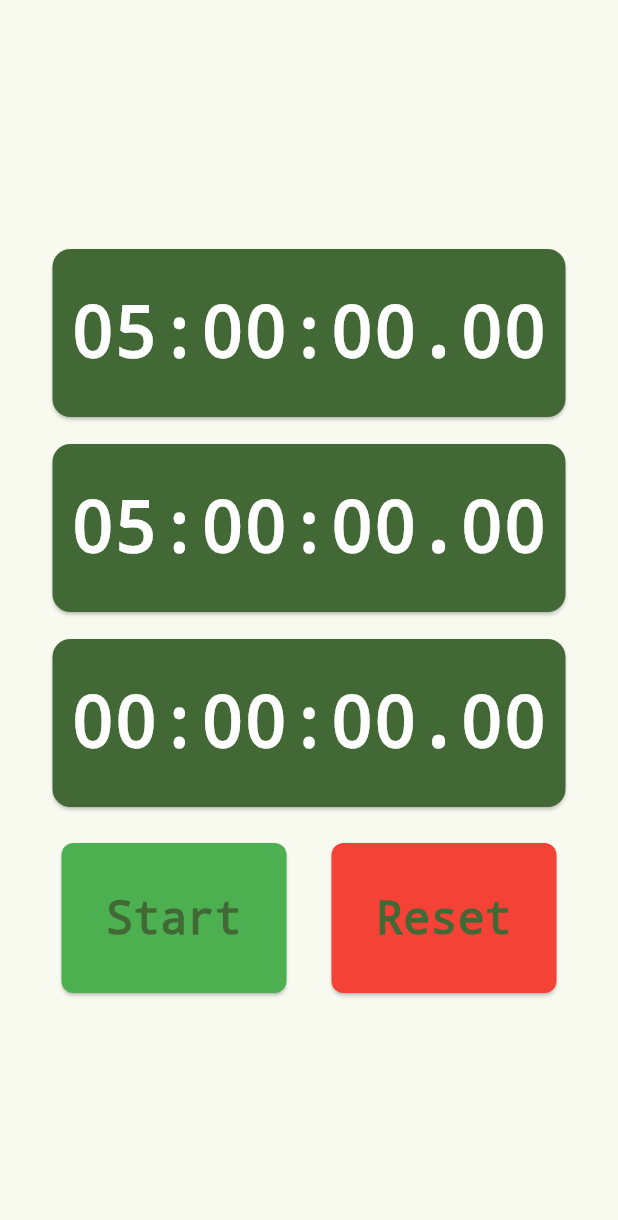
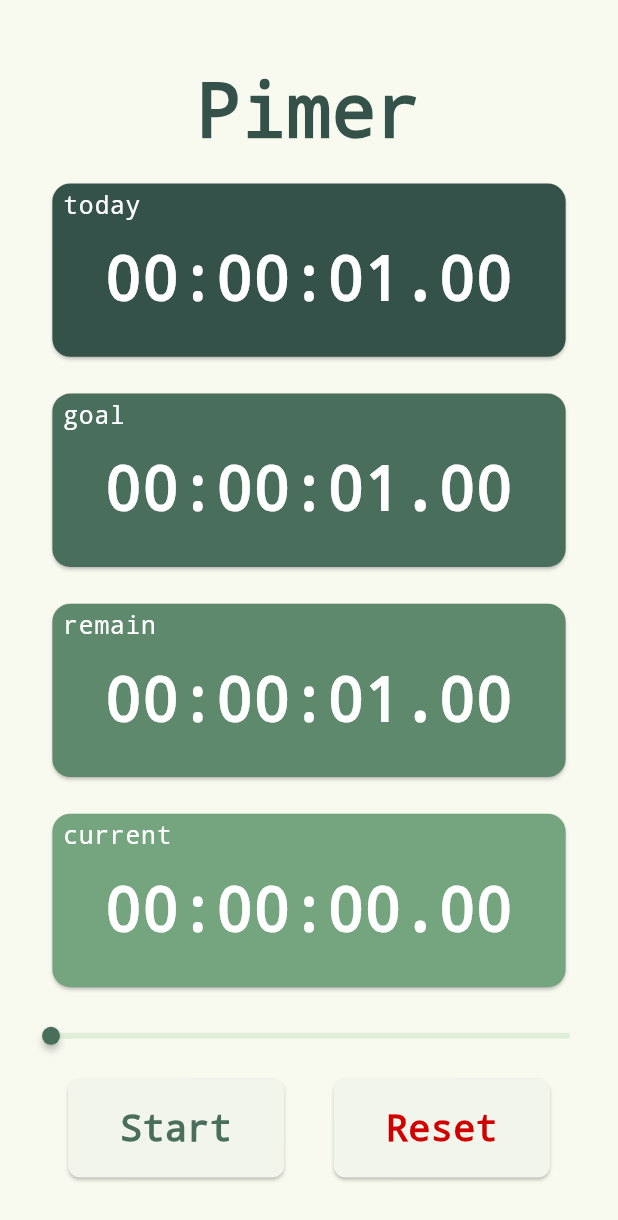
Before and after one commit to stuuupidcat/Pimer, a Flutter app: the screen it shows after launch, after a tap on "Start", after a tap on "Reset", on a phone screen of 412 x 824 dp. Shown: the top 1220 px of the screen. Run offline on Flutter 3.47's test engine with Material 3 defaults, Android fonts, the phone set to English and light mode, and no system bars; our stand-ins replace shared_preferences; missing offline and left inert: flutter_fireworks.

Commit message:
initial version of Pimer

```diff
--- a/lib/main.dart
+++ b/lib/main.dart
@@ -1,7 +1,9 @@
 import 'package:flutter/material.dart';
+import 'package:pimer/widgets/time_slider.dart';
 import 'package:provider/provider.dart';
 import 'providers/timer_state.dart';
 import 'screens/home_screen.dart';
+import 'screens/splash_screen.dart';
 
 void main() {
   runApp(const Pimer());
@@ -10,12 +12,13 @@ void main() {
 class Pimer extends StatelessWidget {
   const Pimer({super.key});
 
-  static const title = 'Pimer App';
+  static const title = 'Pimer';
+  static const MinTimeUnit minTimeUnit = MinTimeUnit.second;
 
   @override
   Widget build(BuildContext context) {
     return ChangeNotifierProvider(
-      create: (context) => PimerAppState(),
+      create: (context) => PimerAppState(minTimeUnit: minTimeUnit),
       child: MaterialApp(
         title: title,
         theme: ThemeData(
@@ -23,7 +26,9 @@ class Pimer extends StatelessWidget {
           colorScheme: ColorScheme.fromSeed(
               seedColor: const Color.fromARGB(255, 56, 184, 28)),
         ),
-        home: const HomeScreen(),
+        home: SplashScreen(
+          child: const HomeScreen(),
+        ),
       ),
     );
   }
--- a/lib/providers/timer_state.dart
+++ b/lib/providers/timer_state.dart
@@ -1,19 +1,60 @@
 import 'package:flutter/material.dart';
 import 'dart:async';
+import 'package:shared_preferences/shared_preferences.dart';
+
+import 'package:pimer/widgets/time_slider.dart';
 
 class PimerAppState extends ChangeNotifier {
+  MinTimeUnit minTimeUnit;
+  late int _targetMilliseconds;
+  static const String _totalTimeKey = 'total_time';
+  int _totalTime = 0;
+
+  Timer? _timer;
+  VoidCallback? _onTimerComplete;
+
   int _milliseconds = 0;
   bool _isRunning = false;
-  Timer? _timer;
 
   int get milliseconds => _milliseconds;
   bool get isRunning => _isRunning;
+  int get targetMilliseconds => _targetMilliseconds;
+  int get totalTime => _totalTime;
+
+  PimerAppState({required this.minTimeUnit}) {
+    _targetMilliseconds = getMilliseconds(minTimeUnit);
+    _loadTotalTime();
+  }
+
+  Future<void> _loadTotalTime() async {
+    final prefs = await SharedPreferences.getInstance();
+    _totalTime = prefs.getInt(_totalTimeKey) ?? 0;
+    notifyListeners();
+  }
+
+  Future<void> _saveTotalTime() async {
+    final prefs = await SharedPreferences.getInstance();
+    await prefs.setInt(_totalTimeKey, _totalTime);
+  }
+
+  void setOnTimerComplete(VoidCallback callback) {
+    _onTimerComplete = callback;
+  }
+
+  void setTargetTime(MinTimeUnit minTimeUnit, int value) {
+    _targetMilliseconds = getMilliseconds(minTimeUnit) * value;
+    notifyListeners();
+  }
 
   void startTimer() {
     if (!_isRunning) {
       _isRunning = true;
       _timer = Timer.periodic(const Duration(milliseconds: 10), (timer) {
         _milliseconds += 10;
+        if (_milliseconds >= _targetMilliseconds) {
+          _onTimerComplete?.call();
+          pauseTimer();
+        }
         notifyListeners();
       });
       notifyListeners();
@@ -24,15 +65,27 @@ class PimerAppState extends ChangeNotifier {
     if (_isRunning) {
       _isRunning = false;
       _timer?.cancel();
+      _totalTime += _milliseconds;
+      _saveTotalTime();
+      print('Total time today: ${_formatTime(_totalTime)}');
       notifyListeners();
     }
   }
 
-  void resetTimer() {
+  void resetTimer(MinTimeUnit minTimeUnit) {
     _isRunning = false;
     _timer?.cancel();
     _milliseconds = 0;
+    _targetMilliseconds = getMilliseconds(minTimeUnit) * 1;
     notifyListeners();
+  }
+
+  String _formatTime(int milliseconds) {
+    int hours = milliseconds ~/ 3600000;
+    int minutes = (milliseconds % 3600000) ~/ 60000;
+    int seconds = (milliseconds % 60000) ~/ 1000;
+    int remaining = milliseconds % 1000;
+    return '${hours.toString().padLeft(2, '0')}:${minutes.toString().padLeft(2, '0')}:${seconds.toString().padLeft(2, '0')}.${remaining.toString().padLeft(2, '0')}';
   }
 
   @override
--- a/lib/screens/home_screen.dart
+++ b/lib/screens/home_screen.dart
@@ -2,6 +2,10 @@ import 'package:flutter/material.dart';
 import 'package:provider/provider.dart';
 import '../providers/timer_state.dart';
 import '../widgets/timer_display.dart';
+import '../widgets/time_slider.dart';
+import '../widgets/timer_complete_dialog.dart';
+import '../widgets/pimer_title.dart';
+import '../widgets/timer_controls.dart';
 
 class HomeScreen extends StatelessWidget {
   const HomeScreen({super.key});
@@ -14,8 +18,7 @@ class HomeScreen extends StatelessWidget {
     return '${hours.toString().padLeft(2, '0')}:${minutes.toString().padLeft(2, '0')}:${seconds.toString().padLeft(2, '0')}.${remainingMilliseconds.toString().padLeft(2, '0')}';
   }
 
-  String getCountdownTime(int elapsedMilliseconds) {
-    const targetMilliseconds = 5 * 60 * 60 * 1000; // 5 hours in milliseconds
+  String getCountdownTime(int elapsedMilliseconds, int targetMilliseconds) {
     int remainingMilliseconds = targetMilliseconds - elapsedMilliseconds;
     if (remainingMilliseconds < 0) remainingMilliseconds = 0;
     return formatTime(remainingMilliseconds);
@@ -24,18 +27,51 @@ class HomeScreen extends StatelessWidget {
   @override
   Widget build(BuildContext context) {
     var appState = context.watch<PimerAppState>();
+    final screenHeight = MediaQuery.of(context).size.height;
+    final verticalSpacing = screenHeight * 0.02; // 2% of screen height
+
+    // Set up the timer completion callback
+    appState.setOnTimerComplete(() {
+      TimerCompleteDialog.show(
+        context,
+        () => appState.resetTimer(appState.minTimeUnit),
+      );
+    });
 
     return Scaffold(
       body: Center(
         child: Column(
           mainAxisAlignment: MainAxisAlignment.center,
           children: [
-            const TimerDisplay(time: '05:00:00.00'),
-            const SizedBox(height: 10),
-            TimerDisplay(time: getCountdownTime(appState.milliseconds)),
-            const SizedBox(height: 10),
-            TimerDisplay(time: formatTime(appState.milliseconds)),
-            const SizedBox(height: 20),
+            const PimerTitle(color: Color(0xFF35524A)),
+            SizedBox(height: verticalSpacing * 0.5),
+            TimerDisplay(
+              time: formatTime(appState.totalTime),
+              color: const Color(0xFF35524A),
+              description: 'today',
+            ),
+            SizedBox(height: verticalSpacing),
+            TimerDisplay(
+              time: formatTime(appState.targetMilliseconds),
+              color: const Color(0xFF4A6E5C),
+              description: 'goal',
+            ),
+            SizedBox(height: verticalSpacing),
+            TimerDisplay(
+              time: getCountdownTime(
+                  appState.milliseconds, appState.targetMilliseconds),
+              color: const Color(0xFF5F896D),
+              description: 'remain',
+            ),
+            SizedBox(height: verticalSpacing),
+            TimerDisplay(
+              time: formatTime(appState.milliseconds),
+              color: const Color(0xFF74A57F),
+              description: 'current',
+            ),
+            SizedBox(height: verticalSpacing),
+            TimeSlider(minTimeUnit: appState.minTimeUnit),
+            SizedBox(height: verticalSpacing),
             TimerControls(appState: appState),
           ],
         ),
@@ -43,60 +79,3 @@ class HomeScreen extends StatelessWidget {
     );
   }
 }
-
-class TimerControls extends StatelessWidget {
-  final PimerAppState appState;
-
-  const TimerControls({
-    super.key,
-    required this.appState,
-  });
-
-  TextStyle _getTextStyle() {
-    return const TextStyle(
-        fontFamily: 'monospace', fontSize: 30, fontWeight: FontWeight.bold);
-  }
-
-  ButtonStyle _getButtonStyle(BuildContext context, Color color) {
-    return ElevatedButton.styleFrom(
-      fixedSize: const Size(150, 100),
-      backgroundColor: color,
-      shape: RoundedRectangleBorder(
-        borderRadius: BorderRadius.circular(8),
-      ),
-    );
-  }
-
-  @override
-  Widget build(BuildContext context) {
-    var buttonLeft = ElevatedButton(
-      onPressed: appState.isRunning ? appState.pauseTimer : appState.startTimer,
-      style: _getButtonStyle(
-        context,
-        appState.isRunning ? Colors.orange : Colors.green,
-      ),
-      child: Text(
-        appState.isRunning ? 'Pause' : 'Start',
-        style: _getTextStyle(),
-      ),
-    );
-
-    var buttonRight = ElevatedButton(
-      onPressed: appState.resetTimer,
-      style: _getButtonStyle(context, Colors.red),
-      child: Text(
-        'Reset',
-        style: _getTextStyle(),
-      ),
-    );
-
-    return Row(
-      mainAxisAlignment: MainAxisAlignment.center,
-      children: [
-        buttonLeft,
-        const SizedBox(width: 30),
-        buttonRight,
-      ],
-    );
-  }
-}
--- /dev/null
+++ b/lib/screens/splash_screen.dart
@@ -0,0 +1,90 @@
+import 'package:flutter/material.dart';
+import '../widgets/pimer_title.dart';
+
+class SplashScreen extends StatefulWidget {
+  final Widget child;
+  const SplashScreen({super.key, required this.child});
+
+  @override
+  State<SplashScreen> createState() => _SplashScreenState();
+}
+
+class _SplashScreenState extends State<SplashScreen>
+    with SingleTickerProviderStateMixin {
+  late AnimationController _controller;
+  late Animation<Offset> _slideAnimation;
+  late Animation<double> _fadeAnimation;
+
+  @override
+  void initState() {
+    super.initState();
+    _controller = AnimationController(
+      duration: const Duration(milliseconds: 500),
+      vsync: this,
+    );
+
+    _slideAnimation = Tween<Offset>(
+      begin: const Offset(0, -0.5),
+      end: Offset.zero,
+    ).animate(CurvedAnimation(
+      parent: _controller,
+      curve: Curves.easeOutCubic,
+    ));
+
+    _fadeAnimation = Tween<double>(
+      begin: 0.0,
+      end: 1.0,
+    ).animate(CurvedAnimation(
+      parent: _controller,
+      curve: Curves.easeIn,
+    ));
+
+    _controller.forward().then((_) {
+      Future.delayed(const Duration(milliseconds: 300), () {
+        if (mounted) {
+          Navigator.of(context).pushReplacement(
+            PageRouteBuilder(
+              pageBuilder: (context, animation, secondaryAnimation) =>
+                  widget.child,
+              transitionsBuilder:
+                  (context, animation, secondaryAnimation, child) {
+                return FadeTransition(
+                  opacity: CurvedAnimation(
+                    parent: animation,
+                    curve: Curves.easeInOut,
+                  ),
+                  child: child,
+                );
+              },
+              transitionDuration: const Duration(milliseconds: 1200),
+            ),
+          );
+        }
+      });
+    });
+  }
+
+  @override
+  void dispose() {
+    _controller.dispose();
+    super.dispose();
+  }
+
+  @override
+  Widget build(BuildContext context) {
+    return Scaffold(
+      backgroundColor: Theme.of(context).colorScheme.surface,
+      body: Center(
+        child: SlideTransition(
+          position: _slideAnimation,
+          child: FadeTransition(
+            opacity: _fadeAnimation,
+            child: PimerTitle(
+              color: Theme.of(context).colorScheme.primary,
+            ),
+          ),
+        ),
+      ),
+    );
+  }
+}
--- /dev/null
+++ b/lib/widgets/pimer_title.dart
@@ -0,0 +1,52 @@
+import 'package:flutter/material.dart';
+
+class PimerTitle extends StatelessWidget {
+  final Color? color;
+
+  const PimerTitle({
+    super.key,
+    this.color,
+  });
+
+  TextStyle _getTextStyle(BuildContext context) {
+    final screenWidth = MediaQuery.of(context).size.width;
+    final screenHeight = MediaQuery.of(context).size.height;
+    final fontSize = (screenWidth * 0.08 + screenHeight * 0.08) / 2;
+    return TextStyle(
+      fontSize: fontSize,
+      fontWeight: FontWeight.bold,
+      fontFamily: 'monospace',
+      color: color ?? Theme.of(context).colorScheme.primary,
+    );
+  }
+
+  Widget _buildText(BuildContext context) {
+    return Text(
+      'Pimer',
+      style: _getTextStyle(context),
+    );
+  }
+
+  @override
+  Widget build(BuildContext context) {
+    return Hero(
+      tag: 'pimer_title',
+      flightShuttleBuilder: (
+        BuildContext flightContext,
+        Animation<double> animation,
+        HeroFlightDirection flightDirection,
+        BuildContext fromHeroContext,
+        BuildContext toHeroContext,
+      ) {
+        return Material(
+          color: Colors.transparent,
+          child: _buildText(flightContext),
+        );
+      },
+      child: Material(
+        color: Colors.transparent,
+        child: _buildText(context),
+      ),
+    );
+  }
+}
--- /dev/null
+++ b/lib/widgets/time_slider.dart
@@ -0,0 +1,76 @@
+import 'package:flutter/material.dart';
+import 'package:provider/provider.dart';
+import '../providers/timer_state.dart';
+
+enum MinTimeUnit {
+  second,
+  minute,
+  hour,
+}
+
+int getMilliseconds(MinTimeUnit minTimeUnit) {
+  switch (minTimeUnit) {
+    case MinTimeUnit.second:
+      return 1000;
+    case MinTimeUnit.minute:
+      return 60 * 1000;
+    case MinTimeUnit.hour:
+      return 3600 * 1000;
+  }
+}
+
+String getLabel(MinTimeUnit minTimeUnit) {
+  switch (minTimeUnit) {
+    case MinTimeUnit.second:
+      return 'Seconds';
+    case MinTimeUnit.minute:
+      return 'Minutes';
+    case MinTimeUnit.hour:
+      return 'Hours';
+  }
+}
+
+class TimeSlider extends StatelessWidget {
+  final MinTimeUnit minTimeUnit;
+  const TimeSlider({super.key, required this.minTimeUnit});
+
+  @override
+  Widget build(BuildContext context) {
+    var appState = context.watch<PimerAppState>();
+
+    return Padding(
+      padding: const EdgeInsets.symmetric(horizontal: 20),
+      child: SliderTheme(
+        data: SliderTheme.of(context).copyWith(
+          activeTrackColor:
+              appState.isRunning ? Colors.grey : const Color(0xFF4A6E5C),
+          inactiveTrackColor: appState.isRunning
+              ? Colors.grey.withOpacity(0.3)
+              : const Color(0xFFA7D2A3).withOpacity(0.3),
+          thumbColor:
+              appState.isRunning ? Colors.grey : const Color(0xFF4A6E5C),
+          overlayColor: const Color(0xFFA7D2A3).withOpacity(0.1),
+          trackHeight: 4,
+          thumbShape: const RoundSliderThumbShape(
+            enabledThumbRadius: 6,
+            elevation: 2,
+          ),
+          overlayShape: const RoundSliderOverlayShape(
+            overlayRadius: 12,
+          ),
+        ),
+        child: Slider(
+          value: appState.targetMilliseconds / getMilliseconds(minTimeUnit),
+          min: 1,
+          max: 360,
+          divisions: 359,
+          onChanged: appState.isRunning
+              ? null
+              : (value) {
+                  appState.setTargetTime(minTimeUnit, value.round());
+                },
+        ),
+      ),
+    );
+  }
+}
--- /dev/null
+++ b/lib/widgets/timer_complete_dialog.dart
@@ -0,0 +1,80 @@
+import 'package:flutter/material.dart';
+import 'package:flutter_fireworks/fireworks_controller.dart';
+import 'package:flutter_fireworks/fireworks_display.dart';
+
+class TimerCompleteDialog extends StatefulWidget {
+  final VoidCallback onReset;
+  const TimerCompleteDialog({
+    super.key,
+    required this.onReset,
+  });
+
+  static Future<void> show(BuildContext context, VoidCallback onReset) {
+    return showDialog(
+      context: context,
+      barrierDismissible: false,
+      builder: (BuildContext context) {
+        return TimerCompleteDialog(onReset: onReset);
+      },
+    );
+  }
+
+  @override
+  State<TimerCompleteDialog> createState() => _TimerCompleteDialogState();
+}
+
+class _TimerCompleteDialogState extends State<TimerCompleteDialog> {
+  final FireworksController _fireworksController = FireworksController(
+    minParticleCount: 50,
+    maxParticleCount: 150,
+    fadeOutDuration: 0.1,
+  );
+
+  @override
+  void initState() {
+    super.initState();
+    // Fire multiple rockets when the dialog appears
+    _fireworksController.fireMultipleRockets();
+  }
+
+  @override
+  void dispose() {
+    _fireworksController.dispose();
+    super.dispose();
+  }
+
+  @override
+  Widget build(BuildContext context) {
+    return Stack(
+      children: [
+        AlertDialog(
+          shape: RoundedRectangleBorder(
+            borderRadius: BorderRadius.circular(8),
+          ),
+          title: const Text(
+            'Good Job!',
+            style: TextStyle(
+              fontFamily: 'monospace',
+              fontSize: 35,
+            ),
+          ),
+          actions: <Widget>[
+            TextButton(
+              child: const Text(
+                'OK',
+                style: TextStyle(fontFamily: 'monospace'),
+              ),
+              onPressed: () {
+                widget.onReset();
+                Navigator.of(context).pop();
+              },
+            ),
+          ],
+        ),
+        FireworksDisplay(
+          controller: _fireworksController,
+        ),
+      ],
+    );
+  }
+}
--- /dev/null
+++ b/lib/widgets/timer_controls.dart
@@ -0,0 +1,75 @@
+import 'package:flutter/material.dart';
+import '../providers/timer_state.dart';
+
+class TimerControls extends StatelessWidget {
+  final PimerAppState appState;
+
+  const TimerControls({
+    super.key,
+    required this.appState,
+  });
+
+  TextStyle _getTextStyle(BuildContext context) {
+    final screenWidth = MediaQuery.of(context).size.width;
+    final screenHeight = MediaQuery.of(context).size.height;
+    final fontSize = (screenWidth * 0.06 + screenHeight * 0.03) /
+        2; // Average of width and height based sizes
+    return TextStyle(
+      fontFamily: 'monospace',
+      fontSize: fontSize,
+      fontWeight: FontWeight.bold,
+      color: appState.isRunning
+          ? const Color(0xFFFBAF00)
+          : const Color(0xFF4A6E5C),
+    );
+  }
+
+  ButtonStyle _getButtonStyle(BuildContext context) {
+    final screenWidth = MediaQuery.of(context).size.width;
+    final screenHeight = MediaQuery.of(context).size.height;
+    final buttonWidth = screenWidth * 0.35; // 35% of screen width
+    final buttonHeight = screenHeight * 0.08; // 10% of screen height
+
+    return ElevatedButton.styleFrom(
+      fixedSize: Size(buttonWidth, buttonHeight),
+      shape: RoundedRectangleBorder(
+        borderRadius: BorderRadius.circular(8),
+      ),
+    );
+  }
+
+  @override
+  Widget build(BuildContext context) {
+    final screenWidth = MediaQuery.of(context).size.width;
+    final buttonSpacing = screenWidth * 0.08; // 8% of screen width
+
+    var buttonLeft = ElevatedButton(
+      onPressed: appState.isRunning ? appState.pauseTimer : appState.startTimer,
+      style: _getButtonStyle(context),
+      child: Text(
+        appState.isRunning ? 'Pause' : 'Start',
+        style: _getTextStyle(context),
+      ),
+    );
+
+    var buttonRight = ElevatedButton(
+      onPressed: () => appState.resetTimer(appState.minTimeUnit),
+      style: _getButtonStyle(context),
+      child: Text(
+        'Reset',
+        style: _getTextStyle(context).copyWith(
+          color: const Color(0xFFD00000),
+        ),
+      ),
+    );
+
+    return Row(
+      mainAxisAlignment: MainAxisAlignment.center,
+      children: [
+        buttonLeft,
+        SizedBox(width: buttonSpacing),
+        buttonRight,
+      ],
+    );
+  }
+}
--- a/lib/widgets/timer_display.dart
+++ b/lib/widgets/timer_display.dart
@@ -2,28 +2,59 @@ import 'package:flutter/material.dart';
 
 class TimerDisplay extends StatelessWidget {
   final String time;
+  final Color color;
+  final String description;
   const TimerDisplay({
     super.key,
     required this.time,
+    required this.color,
+    required this.description,
   });
 
   TextStyle _getTextStyle(BuildContext context) {
+    final screenWidth = MediaQuery.of(context).size.width;
+    final screenHeight = MediaQuery.of(context).size.height;
+    final fontSize = (screenWidth * 0.10 + screenHeight * 0.05) /
+        2; // Average of width and height based sizes
     final theme = Theme.of(context);
     return theme.textTheme.displayMedium!.copyWith(
       color: theme.colorScheme.onPrimary,
       fontWeight: FontWeight.bold,
-      fontSize: 48,
+      fontSize: fontSize,
+      fontFamily: 'monospace',
+    );
+  }
+
+  TextStyle _getDescriptionStyle(BuildContext context) {
+    final screenWidth = MediaQuery.of(context).size.width;
+    final screenHeight = MediaQuery.of(context).size.height;
+    final fontSize = (screenWidth * 0.04 + screenHeight * 0.02) /
+        2; // Average of width and height based sizes
+    final theme = Theme.of(context);
+    return theme.textTheme.bodyLarge!.copyWith(
+      color: theme.colorScheme.onPrimary,
+      fontSize: fontSize,
       fontFamily: 'monospace',
     );
   }
 
   @override
   Widget build(BuildContext context) {
+    final screenWidth = MediaQuery.of(context).size.width;
+    final screenHeight = MediaQuery.of(context).size.height;
+    final width = screenWidth * 0.85; // 85% of screen width
+    final height = screenHeight * 0.15; // 15% of screen height
+
     return SizedBox(
-      width: 350,
-      height: 120,
+      width: width,
+      height: height,
       child: Card(
-        color: Theme.of(context).colorScheme.primary,
+        color: color,
+        child: Stack(
+          children: [
+            Padding(
+              padding: EdgeInsets.only(
+                  top: height * 0.1), // Add 10% padding at the top
               child: Center(
                 child: Text(
                   time,
@@ -32,6 +63,17 @@ class TimerDisplay extends StatelessWidget {
                 ),
               ),
             ),
+            Positioned(
+              left: width * 0.02, // 5% of width
+              top: height * 0.02, // 10% of height
+              child: Text(
+                description,
+                style: _getDescriptionStyle(context),
+              ),
+            ),
+          ],
+        ),
+      ),
     );
   }
 }
--- a/pubspec.yaml
+++ b/pubspec.yaml
@@ -13,6 +13,8 @@ dependencies:
 
   english_words: ^4.0.0
   provider: ^6.0.0
+  flutter_fireworks: ^1.0.8
+  shared_preferences: ^2.2.2
 
 dev_dependencies:
   flutter_test:
```
Also changed, not shown: pubspec.lock, 1 other file. Lines whose indentation alone changed are shown as unchanged.
